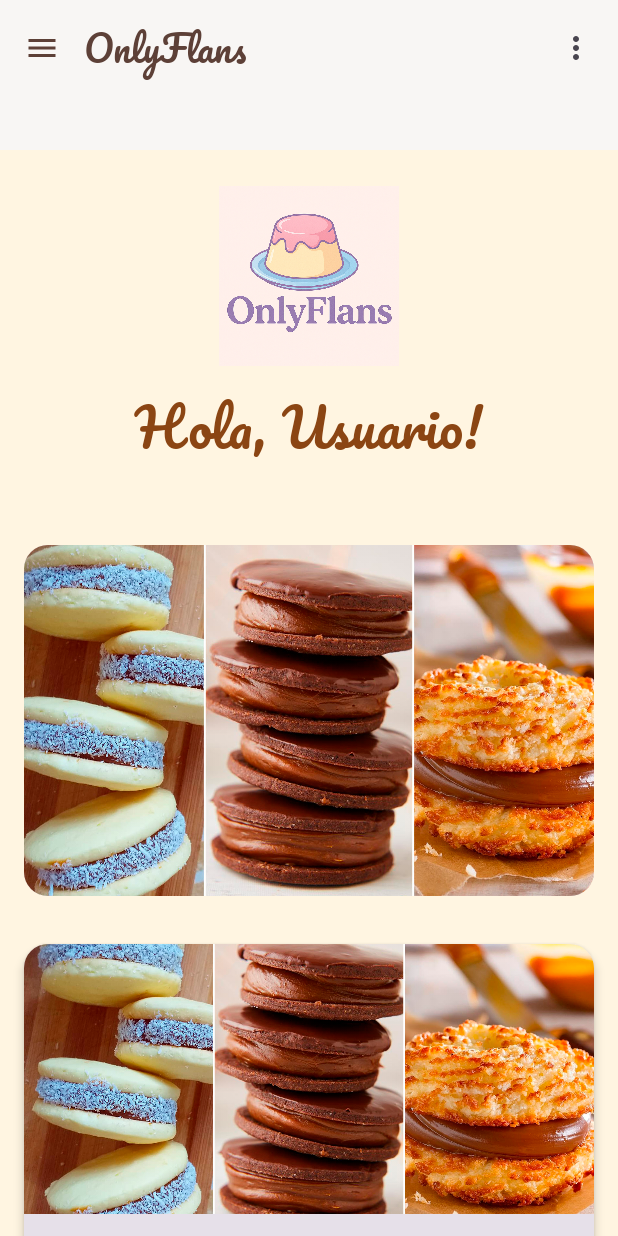
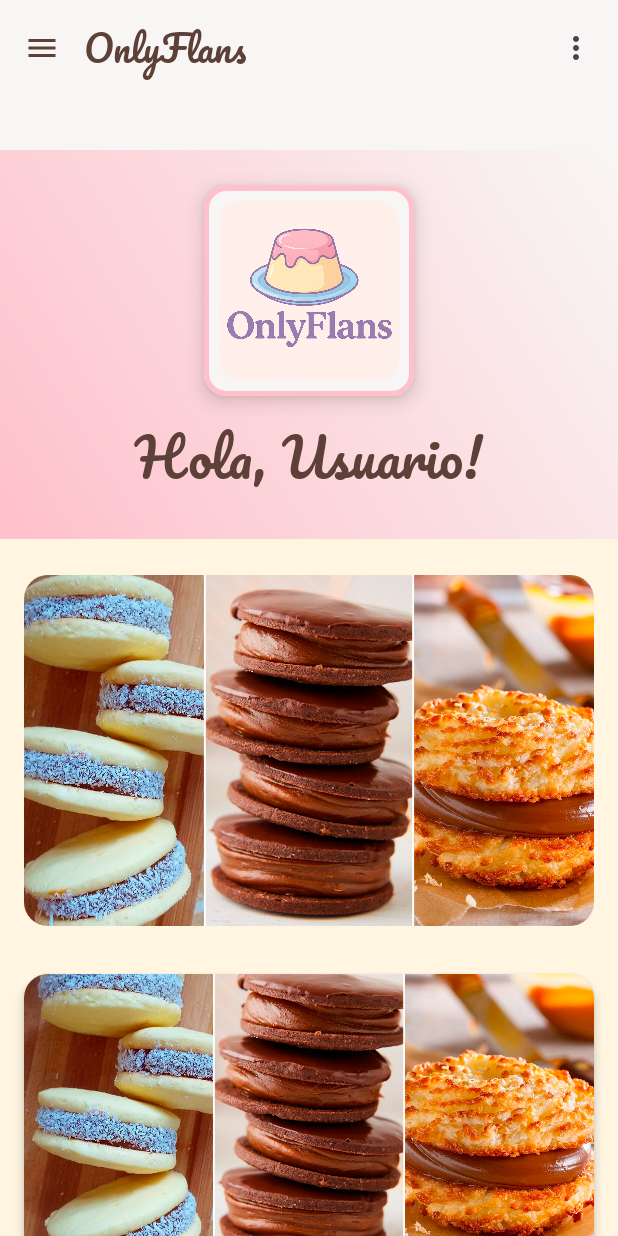
Before and after one commit to Andythe20/Proyecto_AplicacionMovil, an Android app built with Jetpack Compose: the HomeScreen screen opened through its navigation route, on a phone screen of 412 x 824 dp. Run offline under Robolectric (Android 15) with nearby library versions, the light colour scheme and no system bars; our stand-ins replace Room's generated code.

Commit message:
header component modified

```diff
--- a/app/src/main/java/com/example/appshop/ui/components/Header.kt
+++ b/app/src/main/java/com/example/appshop/ui/components/Header.kt
@@ -1,15 +1,24 @@
 package com.example.appshop.ui.components
 
 import androidx.compose.foundation.Image
+import androidx.compose.foundation.background
+import androidx.compose.foundation.border
+import androidx.compose.foundation.layout.Box
 import androidx.compose.foundation.layout.Column
 import androidx.compose.foundation.layout.fillMaxWidth
 import androidx.compose.foundation.layout.padding
 import androidx.compose.foundation.layout.size
+import androidx.compose.foundation.shape.RoundedCornerShape
 import androidx.compose.material3.MaterialTheme
 import androidx.compose.material3.Text
 import androidx.compose.runtime.Composable
 import androidx.compose.ui.Alignment
 import androidx.compose.ui.Modifier
+import androidx.compose.ui.draw.clip
+import androidx.compose.ui.draw.shadow
+import androidx.compose.ui.geometry.Offset
+import androidx.compose.ui.graphics.Brush
+import androidx.compose.ui.layout.ContentScale
 import androidx.compose.ui.res.painterResource
 import androidx.compose.ui.text.font.FontWeight
 import androidx.compose.ui.unit.dp
@@ -19,24 +28,60 @@
 
 @Composable
 fun HeaderSection(userName: String) {
+
+    val gradientColors = listOf(
+        MaterialTheme.colorScheme.secondary,
+        MaterialTheme.colorScheme.surface
+    )
+
+    // Define el ángulo del degradado (0° = izquierda a derecha, 90° = arriba a abajo)
+    val gradientBrush = Brush.linearGradient(
+        colors = gradientColors,
+        start = Offset(0f, Float.POSITIVE_INFINITY),
+        end = Offset(Float.POSITIVE_INFINITY, 0f)
+    )
+
     Column(
         modifier = Modifier
             .fillMaxWidth()
+            .background(gradientBrush)
             .padding(vertical = 24.dp),
         horizontalAlignment = Alignment.CenterHorizontally
     ) {
-        Image(
-            painter = painterResource(id = R.drawable.only_flans_logo),
-            contentDescription = "Logo OnlyFlans",
+        Box(
             modifier = Modifier
-                .size(120.dp)
-        )
+                .size(140.dp)
+                .shadow(
+                    elevation = 8.dp,
+                    shape = RoundedCornerShape(15.dp),
+                    clip = false
+                )
+                .background(
+                    color = MaterialTheme.colorScheme.surface,
+                    shape = RoundedCornerShape(15.dp)
+                )
+                .border(
+                    width = 3.dp,
+                    color = MaterialTheme.colorScheme.secondary,
+                    shape = RoundedCornerShape(15.dp)
+                ),
+            contentAlignment = Alignment.Center
+        ) {
+            Image(
+                painter = painterResource(id = R.drawable.only_flans_logo),
+                contentDescription = "Logo OnlyFlans",
+                contentScale = ContentScale.Crop,
+                modifier = Modifier
+                    .size(120.dp)
+                    .clip(RoundedCornerShape(15.dp))
+            )
+        }
         Text(
             text = "Hola, $userName!",
             fontSize = 35.sp,
             fontFamily = PacificoFontFamily,
             fontWeight = FontWeight.Light,
-            color = MaterialTheme.colorScheme.primary,
+            color = MaterialTheme.colorScheme.onSurface,
             modifier = Modifier.padding(top = 10.dp)
         )
     }
```
